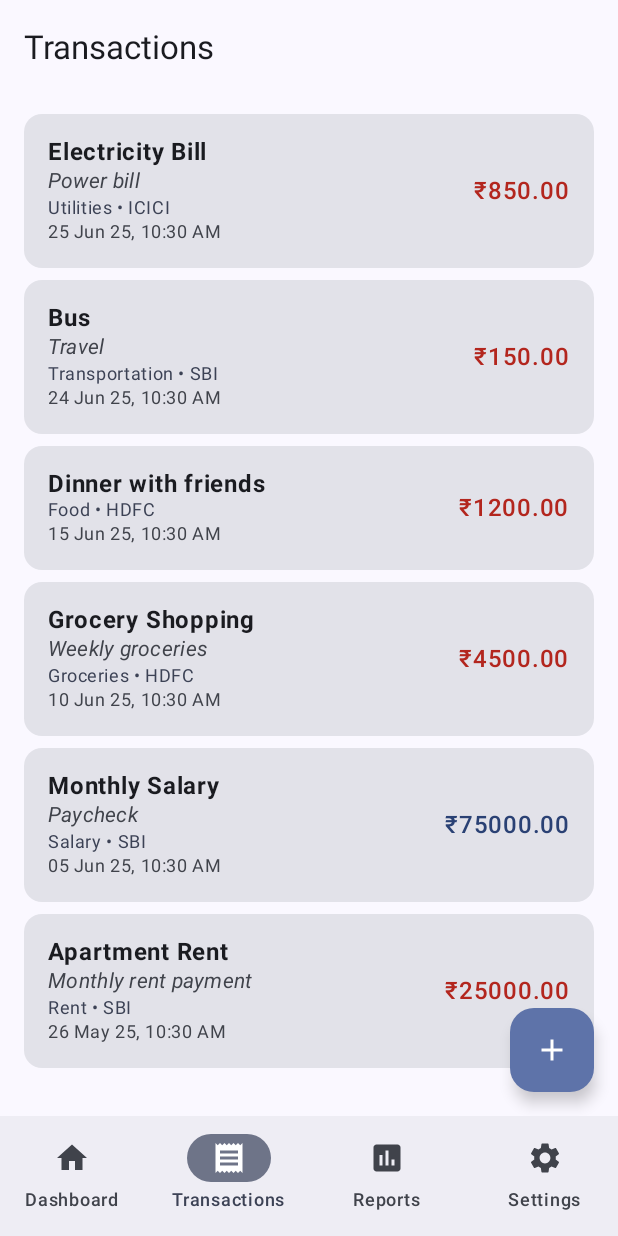
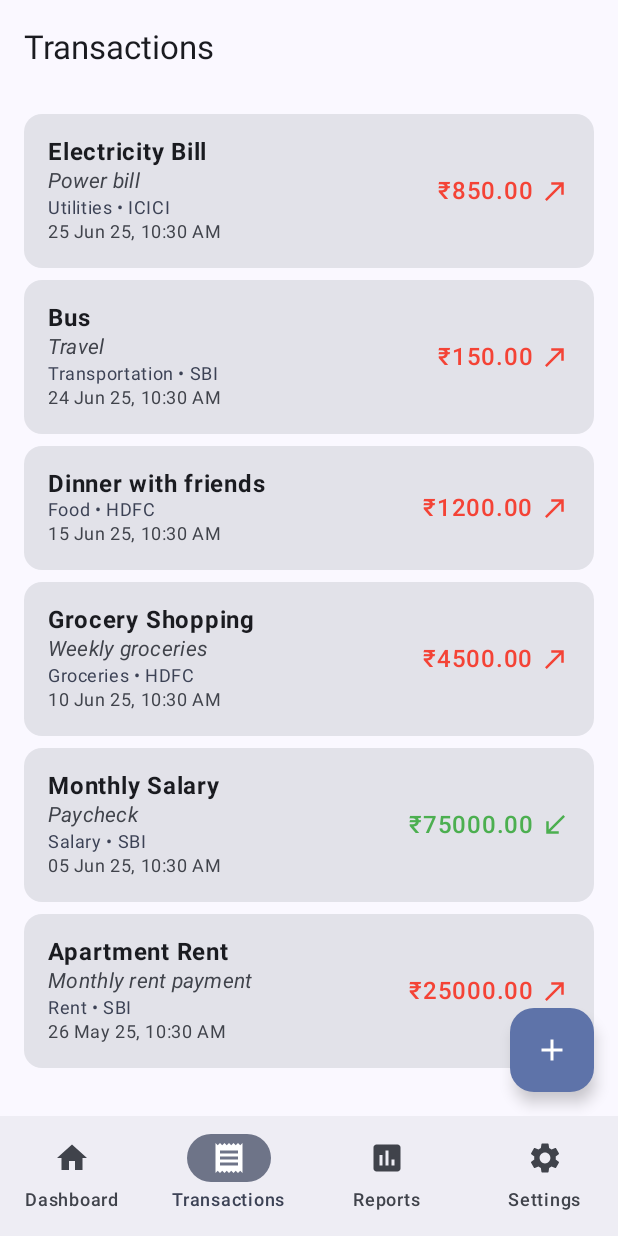
Before and after one commit to PrajwalMadhyastha/PersonalFinanceApp-Android, an Android app built with Jetpack Compose: the TransactionListScreen screen opened through its navigation route, on a phone screen of 412 x 824 dp. Run offline under Robolectric (Android 15) with nearby library versions, the phone set to English and light mode, and no system bars; our stand-ins replace Room's generated code.

Commit message:
feat(ui): Add icons and color-coding for income vs expense transactions

```diff
--- a/app/src/main/java/com/example/personalfinanceapp/ui/components/TransactionItem.kt
+++ b/app/src/main/java/com/example/personalfinanceapp/ui/components/TransactionItem.kt
@@ -4,18 +4,26 @@ import androidx.compose.foundation.layout.Box
 import androidx.compose.foundation.layout.Column
 import androidx.compose.foundation.layout.PaddingValues
 import androidx.compose.foundation.layout.Row
+import androidx.compose.foundation.layout.Spacer
 import androidx.compose.foundation.layout.fillMaxSize
 import androidx.compose.foundation.layout.fillMaxWidth
 import androidx.compose.foundation.layout.padding
+import androidx.compose.foundation.layout.size
+import androidx.compose.foundation.layout.width
 import androidx.compose.foundation.lazy.LazyColumn
 import androidx.compose.foundation.lazy.items
+import androidx.compose.material.icons.Icons
+import androidx.compose.material.icons.filled.NorthEast
+import androidx.compose.material.icons.filled.SouthWest
 import androidx.compose.material3.Card
 import androidx.compose.material3.ExperimentalMaterial3Api
+import androidx.compose.material3.Icon
 import androidx.compose.material3.MaterialTheme
 import androidx.compose.material3.Text
 import androidx.compose.runtime.Composable
 import androidx.compose.ui.Alignment
 import androidx.compose.ui.Modifier
+import androidx.compose.ui.graphics.Color
 import androidx.compose.ui.text.font.FontStyle
 import androidx.compose.ui.text.font.FontWeight
 import androidx.compose.ui.unit.dp
@@ -36,6 +44,7 @@ fun TransactionItem(transactionDetails: TransactionDetails, onClick: () -> Unit)
         onClick = onClick
     ) {
         Row(modifier = Modifier.padding(16.dp), verticalAlignment = Alignment.CenterVertically) {
+
             Column(modifier = Modifier.weight(1f)) {
                 Text(
                     text = transactionDetails.transaction.description,
@@ -61,12 +70,27 @@ fun TransactionItem(transactionDetails: TransactionDetails, onClick: () -> Unit)
                     color = MaterialTheme.colorScheme.onSurfaceVariant
                 )
             }
-            Text(
-                text = "₹${"%.2f".format(transactionDetails.transaction.amount)}",
-                style = MaterialTheme.typography.bodyLarge,
-                fontWeight = FontWeight.SemiBold,
-                color = if (transactionDetails.transaction.transactionType == "expense") MaterialTheme.colorScheme.error else MaterialTheme.colorScheme.primary
-            )
+
+            // --- UPDATES: Use brighter colors, angled icons, and new layout ---
+            val isIncome = transactionDetails.transaction.transactionType == "income"
+            val amountColor = if (isIncome) Color(0xFF4CAF50) else Color(0xFFF44336)
+            val icon = if (isIncome) Icons.Default.SouthWest else Icons.Default.NorthEast
+
+            Row(verticalAlignment = Alignment.CenterVertically) {
+                Text(
+                    text = "₹${"%.2f".format(transactionDetails.transaction.amount)}",
+                    style = MaterialTheme.typography.bodyLarge,
+                    fontWeight = FontWeight.SemiBold,
+                    color = amountColor
+                )
+                Spacer(modifier = Modifier.width(4.dp))
+                Icon(
+                    imageVector = icon,
+                    contentDescription = transactionDetails.transaction.transactionType,
+                    tint = amountColor,
+                    modifier = Modifier.size(20.dp)
+                )
+            }
         }
     }
 }
@@ -87,10 +111,15 @@ fun AccountTransactionItem(transaction: Transaction) {
                 color = MaterialTheme.colorScheme.onSurfaceVariant
             )
         }
+
+        // --- UPDATE: Use brighter colors for consistency ---
+        val isIncome = transaction.transactionType == "income"
+        val amountColor = if (isIncome) Color(0xFF4CAF50) else Color(0xFFF44336)
+
         Text(
             text = "₹${"%.2f".format(transaction.amount)}",
             style = MaterialTheme.typography.bodyLarge,
-            color = if (transaction.transactionType == "expense") MaterialTheme.colorScheme.error else MaterialTheme.colorScheme.primary
+            color = amountColor
         )
     }
 }
```
